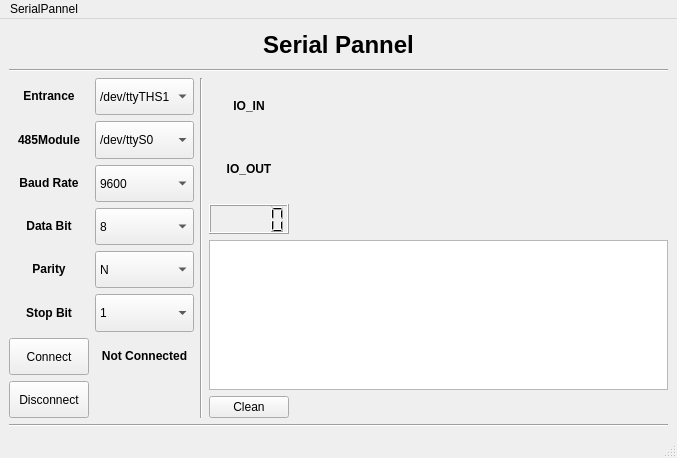
Before: the Qt Designer form thread-demo/panel.ui in SuYouge/pymodbus-demo, drawn with Qt 5.
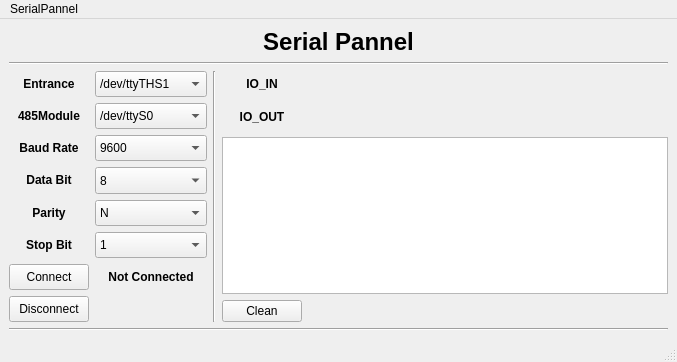
After: the same form once the commit is applied.

What changed in the file:
```diff
--- a/thread-demo/panel.ui
+++ b/thread-demo/panel.ui
@@ -7,7 +7,7 @@
     <x>0</x>
     <y>0</y>
     <width>677</width>
-    <height>458</height>
+    <height>362</height>
    </rect>
   </property>
   <property name="windowTitle">
@@ -20,29 +20,16 @@
      <verstretch>0</verstretch>
     </sizepolicy>
    </property>
-   <layout class="QGridLayout" name="gridLayout_4" rowstretch="1,7,7" columnstretch="1,5,5">
+   <layout class="QGridLayout" name="gridLayout_4" rowstretch="0,0,0" columnstretch="0,0,0">
     <item row="1" column="2">
-     <layout class="QGridLayout" name="gridLayout_3" rowstretch="2,2,2,16,2" columnstretch="1,5">
+     <layout class="QGridLayout" name="gridLayout_3" rowstretch="1,1,200,1" columnstretch="1,50">
       <property name="sizeConstraint">
        <enum>QLayout::SetDefaultConstraint</enum>
       </property>
-      <item row="0" column="0">
-       <widget class="QLabel" name="IO_label_2">
+      <item row="1" column="0">
+       <widget class="QLabel" name="IO_label_3">
         <property name="text">
-         <string>&lt;html&gt;&lt;head/&gt;&lt;body&gt;&lt;p align=&quot;center&quot;&gt;&lt;span style=&quot; font-weight:600;&quot;&gt;IO_IN&lt;/span&gt;&lt;/p&gt;&lt;/body&gt;&lt;/html&gt;</string>
-        </property>
-       </widget>
-      </item>
-      <item row="4" column="0">
-       <widget class="QPushButton" name="pushButton">
-        <property name="sizePolicy">
-         <sizepolicy hsizetype="Preferred" vsizetype="Preferred">
-          <horstretch>0</horstretch>
-          <verstretch>0</verstretch>
-         </sizepolicy>
-        </property>
-        <property name="text">
-         <string>Clean</string>
+         <string>&lt;html&gt;&lt;head/&gt;&lt;body&gt;&lt;p align=&quot;center&quot;&gt;&lt;span style=&quot; font-weight:600;&quot;&gt;IO_OUT&lt;/span&gt;&lt;/p&gt;&lt;/body&gt;&lt;/html&gt;</string>
         </property>
        </widget>
       </item>
@@ -57,7 +44,7 @@
         <property name="minimumSize">
          <size>
           <width>360</width>
-          <height>120</height>
+          <height>60</height>
          </size>
         </property>
         <property name="maximumSize">
@@ -68,14 +55,20 @@
         </property>
        </widget>
       </item>
-      <item row="1" column="0">
-       <widget class="QLabel" name="IO_label_3">
+      <item row="3" column="0">
+       <widget class="QPushButton" name="pushButton">
+        <property name="sizePolicy">
+         <sizepolicy hsizetype="Preferred" vsizetype="Preferred">
+          <horstretch>0</horstretch>
+          <verstretch>0</verstretch>
+         </sizepolicy>
+        </property>
         <property name="text">
-         <string>&lt;html&gt;&lt;head/&gt;&lt;body&gt;&lt;p align=&quot;center&quot;&gt;&lt;span style=&quot; font-weight:600;&quot;&gt;IO_OUT&lt;/span&gt;&lt;/p&gt;&lt;/body&gt;&lt;/html&gt;</string>
+         <string>Clean</string>
         </property>
        </widget>
       </item>
-      <item row="3" column="0" colspan="2">
+      <item row="2" column="0" colspan="2">
        <widget class="QTextEdit" name="serial_message">
         <property name="sizePolicy">
          <sizepolicy hsizetype="Minimum" vsizetype="Minimum">
@@ -94,31 +87,15 @@
         </property>
        </widget>
       </item>
-      <item row="2" column="0">
-       <widget class="QLCDNumber" name="lcdNumber">
-        <property name="sizePolicy">
-         <sizepolicy hsizetype="Minimum" vsizetype="Minimum">
-          <horstretch>0</horstretch>
-          <verstretch>0</verstretch>
-         </sizepolicy>
-        </property>
-        <property name="minimumSize">
-         <size>
-          <width>0</width>
-          <height>30</height>
-         </size>
+      <item row="0" column="0">
+       <widget class="QLabel" name="IO_label_2">
+        <property name="text">
+         <string>&lt;html&gt;&lt;head/&gt;&lt;body&gt;&lt;p align=&quot;center&quot;&gt;&lt;span style=&quot; font-weight:600;&quot;&gt;IO_IN&lt;/span&gt;&lt;/p&gt;&lt;/body&gt;&lt;/html&gt;</string>
         </property>
        </widget>
       </item>
      </layout>
     </item>
-    <item row="2" column="0" colspan="3">
-     <widget class="Line" name="line">
-      <property name="orientation">
-       <enum>Qt::Horizontal</enum>
-      </property>
-     </widget>
-    </item>
     <item row="1" column="0">
      <layout class="QGridLayout" name="gridLayout_2" rowstretch="1,1,1,1,1,1,1,1" columnstretch="1,2">
       <property name="sizeConstraint">
@@ -373,13 +350,6 @@
       </item>
      </layout>
     </item>
-    <item row="1" column="1">
-     <widget class="Line" name="line_2">
-      <property name="orientation">
-       <enum>Qt::Vertical</enum>
-      </property>
-     </widget>
-    </item>
     <item row="0" column="0" colspan="3">
      <layout class="QVBoxLayout" name="verticalLayout">
       <item>
@@ -404,6 +374,20 @@
       </item>
      </layout>
     </item>
+    <item row="1" column="1">
+     <widget class="Line" name="line_2">
+      <property name="orientation">
+       <enum>Qt::Vertical</enum>
+      </property>
+     </widget>
+    </item>
+    <item row="2" column="0" colspan="3">
+     <widget class="Line" name="line">
+      <property name="orientation">
+       <enum>Qt::Horizontal</enum>
+      </property>
+     </widget>
+    </item>
    </layout>
   </widget>
   <widget class="QMenuBar" name="menubar">
```
Left out of the diff: 32 changed lines with no effect on the pictures.
